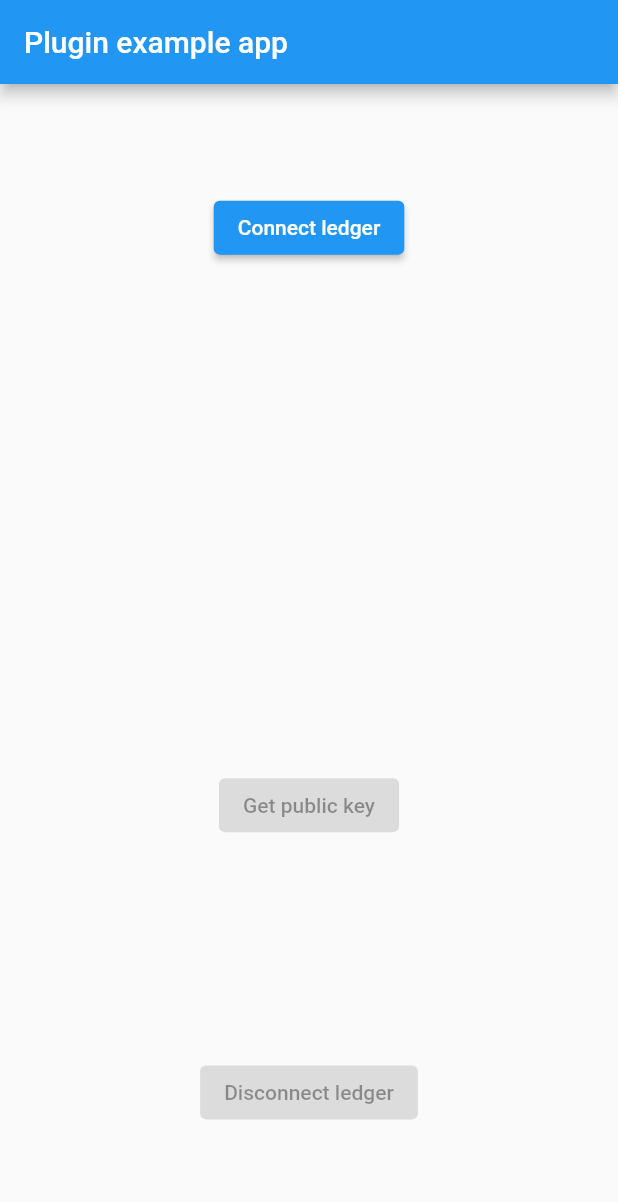
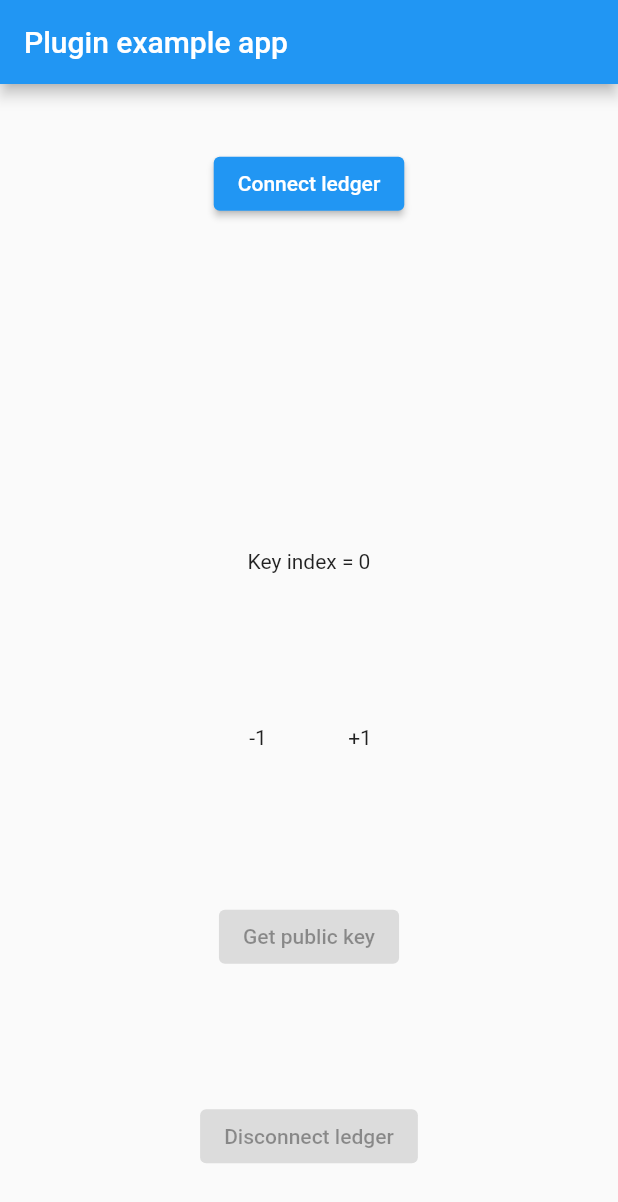
Before and after one commit to Progressive-Mobile/flutter_ledger_lib, a Flutter app: the screen it shows after launch, on a phone screen of 412 x 824 dp. Shown: the top 1202 px of the screen. Run offline on Flutter 3.47's test engine with Material 2 defaults, Android fonts, the phone set to English and light mode, and no system bars; our stand-ins replace convert, synchronized; missing offline and left inert: dart:ffi, eosdart; statements that could not run were skipped.

Commit message:
Updated example

```diff
--- a/example/lib/main.dart
+++ b/example/lib/main.dart
@@ -19,6 +19,7 @@ class _MyAppState extends State<MyApp> {
   bool isInit = false;
   LedgerTransport? ledgerTransport;
   final keyNotifier = ValueNotifier<String?>(null);
+  int keyIndex = 0;
 
   @override
   void dispose() {
@@ -60,11 +61,46 @@ class _MyAppState extends State<MyApp> {
                   ),
                 ),
               ),
+              Text('Key index = $keyIndex'),
+              Row(
+                mainAxisAlignment: MainAxisAlignment.center,
+                children: [
+                  IconButton(
+                    onPressed: () {
+                      setState(() {
+                        if (keyIndex > 0) {
+                          --keyIndex;
+                        }
+                      });
+                    },
+                    icon: const Text('-1'),
+                  ),
+                  const SizedBox(
+                    width: 20,
+                  ),
+                  IconButton(
+                    onPressed: () {
+                      setState(() {
+                        ++keyIndex;
+                      });
+                    },
+                    icon: const Text('+1'),
+                  ),
+                ],
+              ),
               ElevatedButton(
                 onPressed: ledgerTransport != null
                     ? () async {
                         keyNotifier.value = '';
-                        final key = await ledgerTransport!.getKey();
+                        final key = await ledgerTransport!.getKey(keyIndex);
+                        // final key = await ledgerTransport!.signMessage(
+                        //   keyIndex: 0,
+                        //   address: 'some64LenghtValue',
+                        //   destination: '0:some64LenghtValue2',
+                        //   decimals: 9,
+                        //   amount: 1000000000,
+                        //   asset: 'VENOM',
+                        // );
                         if (key.isNotEmpty) {
                           keyNotifier.value = key;
                         } else {
```
Also changed, not shown: example/pubspec.lock.
